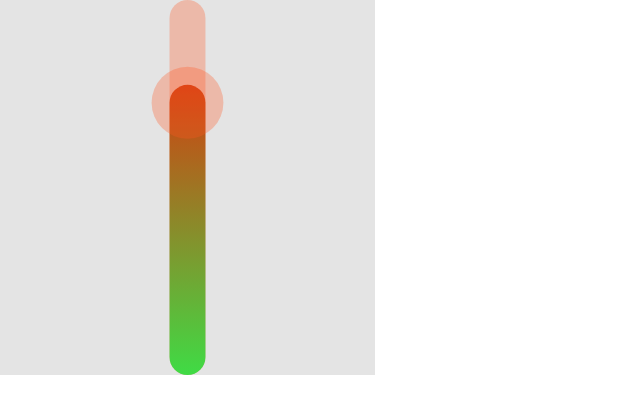
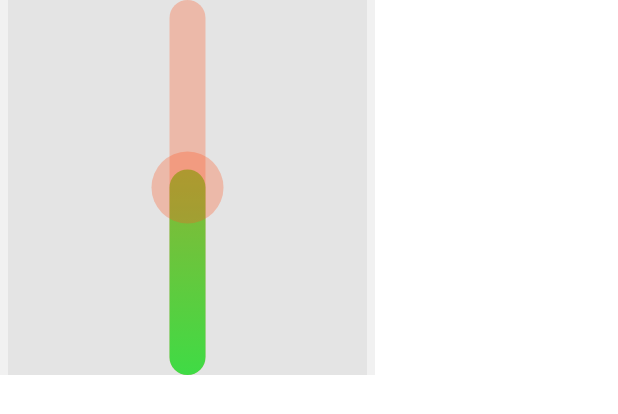
Before and after one commit to thuanDDKeego/volume-booster, an Android app built with Jetpack Compose: the @Preview function _circular_progress_preview, on a phone screen of 412 x 824 dp. Shown: the top 414 px of the screen. Run offline under Robolectric (Android 15) with nearby library versions, the phone set to English and light mode, and no system bars.

Commit message:
- update logic for vertical slider

```diff
--- a/app/src/main/java/dev/keego/volume/booster/shared/ui/_vertical_gradient_slider.kt
+++ b/app/src/main/java/dev/keego/volume/booster/shared/ui/_vertical_gradient_slider.kt
@@ -8,6 +8,7 @@ import androidx.compose.foundation.layout.Box
 import androidx.compose.foundation.layout.padding
 import androidx.compose.foundation.layout.size
 import androidx.compose.runtime.Composable
+import androidx.compose.runtime.Stable
 import androidx.compose.runtime.getValue
 import androidx.compose.runtime.mutableStateOf
 import androidx.compose.runtime.remember
@@ -21,65 +22,45 @@ import androidx.compose.ui.graphics.StrokeCap
 import androidx.compose.ui.graphics.lerp
 import androidx.compose.ui.input.pointer.pointerInput
 import androidx.compose.ui.tooling.preview.Preview
+import androidx.compose.ui.unit.Dp
 import androidx.compose.ui.unit.dp
+import kotlin.math.roundToInt
 
 @Composable
+@Stable
 fun _vertical_gradient_slider(
     modifier: Modifier = Modifier,
-    value: Int, // <- Passed from outside
+    value: Float, // <- Passed from outside
     primaryColor: Color,
     secondaryColor: Color,
     enable: Boolean = true,
     numberOfOutlineLine: Int = 15,
     // range always start from 0 to maxValue
-    maxValue: Int = 100,
-    progressSize: Float,
-    circleRadius: Float,
-    onValueChange: (Int) -> Unit
+    range: ClosedFloatingPointRange<Float> = 0f..1f,
+    trackWidth: Dp = 36.dp,
+    onValueChange: (Float) -> Unit
 ) {
+    val totalRange = range.endInclusive - range.start
     val primaryColor = if (enable) primaryColor else Color(0xFF555555)
     val secondaryColor = if (enable) secondaryColor else Color(0xFF2B2B2B)
-    val range: IntRange = 0..maxValue
     var circleCenter by remember {
         mutableStateOf(Offset.Zero)
     }
     val animateValue by animateFloatAsState(
-        targetValue = value.toFloat()
+        targetValue = value
     )
 
     Box(
-        modifier = modifier.size(width = progressSize.dp, height = progressSize.dp),
-        contentAlignment = Alignment.Center
-    ) {
-        Canvas(
         modifier = modifier
-                .size(width = progressSize.dp, height = progressSize.dp)
             .pointerInput(true) {
                 if (enable) {
-//                        forEachGesture {
-//                            awaitPointerEventScope {
-//                                val down = awaitFirstDown(requireUnconsumed = false)
-//                                var oldValue = oldValue
-//                                while (true) {
-//                                    val change = awaitVerticalDragOrCancellation(down.id) ?: break
-//                                    val newValue =
-//                                        ((maxValue - (change.position.y / size.height) * maxValue).roundToInt()).coerceIn(
-//                                            range
-//                                        )
-//                                    if (oldValue != newValue) {
-//                                        onValueChange(newValue)
-//                                        oldValue = newValue
-//                                    }
-//                                }
-//                            }
-//                        }
                     detectDragGestures(
                         onDragStart = { offset ->
                             /* Called when the drag gesture starts */
                             // Called when the drag gesture is updated
                             val newValue =
-                                    (maxValue - (offset.y / size.height) * maxValue).toInt()
-                                        .coerceIn(0, maxValue)
+                                (range.endInclusive - (offset.y / size.height) * totalRange)
+                                    .coerceIn(range.start, range.endInclusive)
                             onValueChange(newValue)
                         },
                         onDragEnd = { /* Called when the drag gesture ends */ },
@@ -87,31 +68,35 @@ fun _vertical_gradient_slider(
                         onDrag = { change, dragAmount ->
                             // Called when the drag gesture is updated
                             val newValue =
-                                    (maxValue - (change.position.y / size.height) * maxValue).toInt()
-                                        .coerceIn(0, maxValue)
+                                (range.endInclusive - (change.position.y / size.height) * totalRange)
+                                    .coerceIn(range.start, range.endInclusive)
                             onValueChange(newValue)
                         }
                     )
                 }
             }
-                .padding(horizontal = 5.dp)
+            .padding(horizontal = 5.dp),
+        contentAlignment = Alignment.Center
+    ) {
+        Canvas(
+            modifier = modifier
         ) {
             val width = size.width
             val height = size.height
-            val circleThickness = width / 10f
+            val trackWidth = trackWidth.value
             circleCenter = Offset(x = width / 2f, y = height / 2f)
-//             this is background of progress bar
+            // this is background of slider
             drawLine(
                 color = primaryColor.copy(alpha = 0.3f),
                 start = Offset(
                     x = width / 2f,
-                    y = circleThickness / 2f
+                    y = trackWidth / 2f
                 ),
                 end = Offset(
                     x = width / 2f,
-                    y = height - circleThickness / 2f
+                    y = height - trackWidth / 2f
                 ),
-                strokeWidth = circleThickness,
+                strokeWidth = trackWidth,
                 cap = StrokeCap.Round
             )
             val steps = 100
@@ -121,30 +106,32 @@ fun _vertical_gradient_slider(
             drawLine(
                 brush = Brush.verticalGradient(
                     listOf(
-                        gradientColors[(100 - (value / maxValue)).coerceIn(0, 99)],
+                        gradientColors[
+                            (100 - ((range.endInclusive - value) / totalRange) * 100).roundToInt()
+                                .coerceIn(0, 99)
+                        ],
                         secondaryColor
                     )
                 ),
                 start = Offset(
                     x = width / 2f,
-                    y = height - circleThickness / 2f
+                    y = height - trackWidth / 2f
                 ),
                 end = Offset(
                     x = width / 2f,
-                    y = circleThickness / 2f + (height - circleThickness) * ((range.last - animateValue.toFloat()) / range.last)
+                    y = trackWidth / 2f + (height - trackWidth) * ((range.endInclusive - animateValue) / totalRange)
                 ),
-                strokeWidth = circleThickness,
+                strokeWidth = trackWidth,
                 cap = StrokeCap.Round
             )
-            val pointRadius = circleThickness
+            val pointRadius = trackWidth
             drawCircle(
                 color = primaryColor.copy(alpha = 0.3f),
-                radius = circleThickness,
+                radius = trackWidth,
                 center = Offset(
                     x = width / 2f,
-                    y = circleThickness / 2f + (height - pointRadius) * ((range.last - animateValue.toFloat()) / range.last)
+                    y = trackWidth / 2f + (height - pointRadius) * ((range.endInclusive - animateValue) / totalRange)
                 )
-
             )
         }
     }
@@ -157,12 +144,10 @@ fun _circular_progress_preview() {
         modifier = Modifier
             .size(250.dp)
             .background(Color(0xF1A1A1A)),
-        value = 75,
-        maxValue = 100,
+        value = 0f,
+        range = -100f..100f,
         primaryColor = Color(0xFFFF5722),
         secondaryColor = Color(0xFF3FDB45),
-        progressSize = 250f,
-        circleRadius = 230f,
         onValueChange = {}
     )
 }
```
Lines whose indentation alone changed are shown as unchanged.
